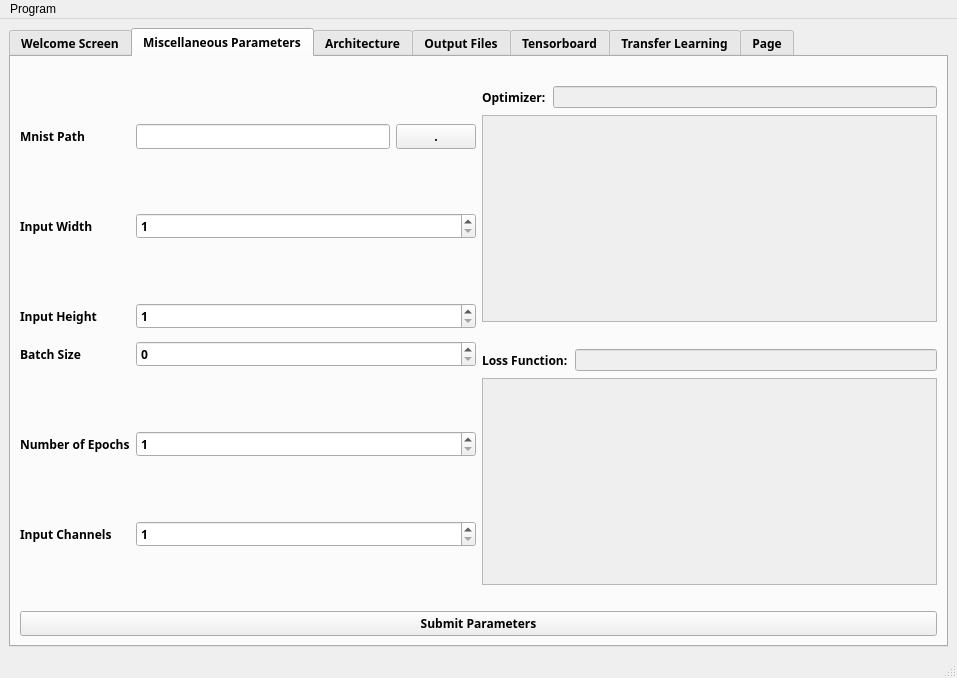
This is public/GUI/mainwindow.ui in mourra950/Siemens-System-Level-Modelling-of-ASDLA-Graduation-Project as Qt 5 draws it before an edit. The edited form follows.
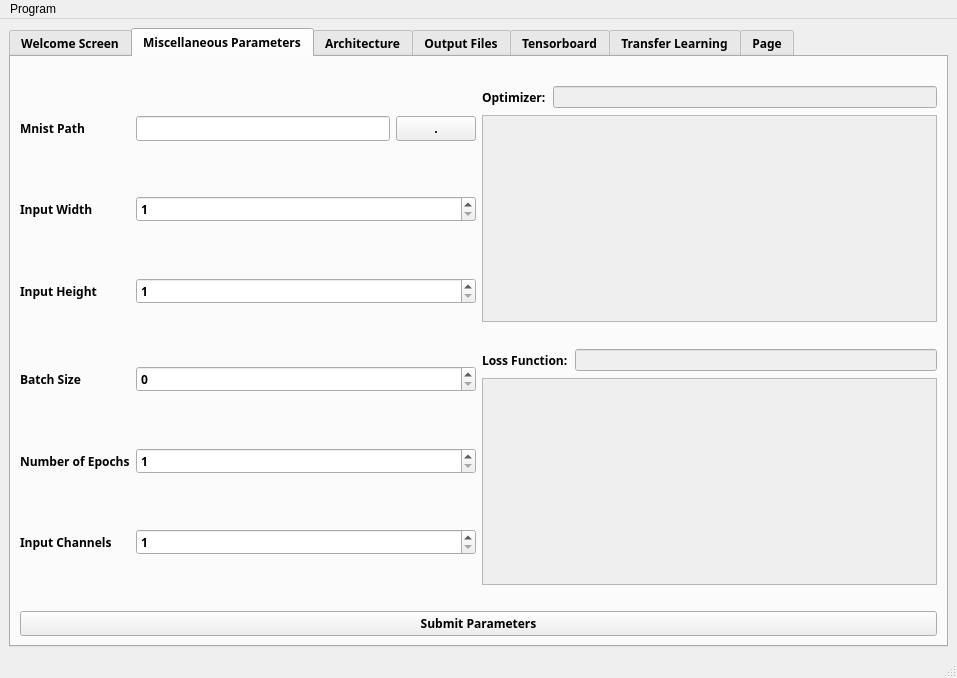
This is the edited form.

Commit message:
added the loss function to the template
added the loss function and remove the none option in reduction as it crashes the training

What changed in the file:
```diff
--- a/public/GUI/mainwindow.ui
+++ b/public/GUI/mainwindow.ui
@@ -179,41 +179,41 @@
               <item row="6" column="0">
                <layout class="QGridLayout" name="gridLayout"/>
               </item>
-              <item row="7" column="0">
+              <item row="8" column="0">
                <widget class="QLabel" name="batchSize_label">
                 <property name="text">
                  <string>Batch Size</string>
                 </property>
                </widget>
               </item>
-              <item row="7" column="1">
+              <item row="8" column="1">
                <widget class="QSpinBox" name="batchSize_QSpinBox">
                 <property name="maximum">
                  <number>999999999</number>
                 </property>
                </widget>
               </item>
-              <item row="8" column="0">
-               <spacer name="verticalSpacer_4">
-                <property name="orientation">
-                 <enum>Qt::Vertical</enum>
-                </property>
-                <property name="sizeHint" stdset="0">
-                 <size>
-                  <width>20</width>
-                  <height>40</height>
-                 </size>
-                </property>
-               </spacer>
-              </item>
               <item row="9" column="0">
+               <spacer name="verticalSpacer_4">
+                <property name="orientation">
+                 <enum>Qt::Vertical</enum>
+                </property>
+                <property name="sizeHint" stdset="0">
+                 <size>
+                  <width>20</width>
+                  <height>40</height>
+                 </size>
+                </property>
+               </spacer>
+              </item>
+              <item row="10" column="0">
                <widget class="QLabel" name="numberEpochs_label">
                 <property name="text">
                  <string>Number of Epochs</string>
                 </property>
                </widget>
               </item>
-              <item row="9" column="1">
+              <item row="10" column="1">
                <widget class="QSpinBox" name="numberEpochs_QSpinBox">
                 <property name="minimum">
                  <number>1</number>
@@ -223,27 +223,27 @@
                 </property>
                </widget>
               </item>
-              <item row="10" column="0">
-               <spacer name="verticalSpacer_5">
-                <property name="orientation">
-                 <enum>Qt::Vertical</enum>
-                </property>
-                <property name="sizeHint" stdset="0">
-                 <size>
-                  <width>20</width>
-                  <height>40</height>
-                 </size>
-                </property>
-               </spacer>
-              </item>
               <item row="11" column="0">
+               <spacer name="verticalSpacer_5">
+                <property name="orientation">
+                 <enum>Qt::Vertical</enum>
+                </property>
+                <property name="sizeHint" stdset="0">
+                 <size>
+                  <width>20</width>
+                  <height>40</height>
+                 </size>
+                </property>
+               </spacer>
+              </item>
+              <item row="12" column="0">
                <widget class="QLabel" name="inputChannelsLabel">
                 <property name="text">
                  <string>Input Channels</string>
                 </property>
                </widget>
               </item>
-              <item row="11" column="1">
+              <item row="12" column="1">
                <widget class="QSpinBox" name="inputChannelsSpinBox">
                 <property name="minimum">
                  <number>1</number>
@@ -253,7 +253,7 @@
                 </property>
                </widget>
               </item>
-              <item row="12" column="0">
+              <item row="13" column="0">
                <spacer name="verticalSpacer_6">
                 <property name="orientation">
                  <enum>Qt::Vertical</enum>
@@ -266,6 +266,19 @@
                 </property>
                </spacer>
               </item>
+              <item row="7" column="0">
+               <spacer name="verticalSpacer_2">
+                <property name="orientation">
+                 <enum>Qt::Vertical</enum>
+                </property>
+                <property name="sizeHint" stdset="0">
+                 <size>
+                  <width>20</width>
+                  <height>40</height>
+                 </size>
+                </property>
+               </spacer>
+              </item>
              </layout>
             </item>
             <item>
```
Left out of the diff: 8 changed lines with no effect on the pictures. The commit also changes 2 other files.
